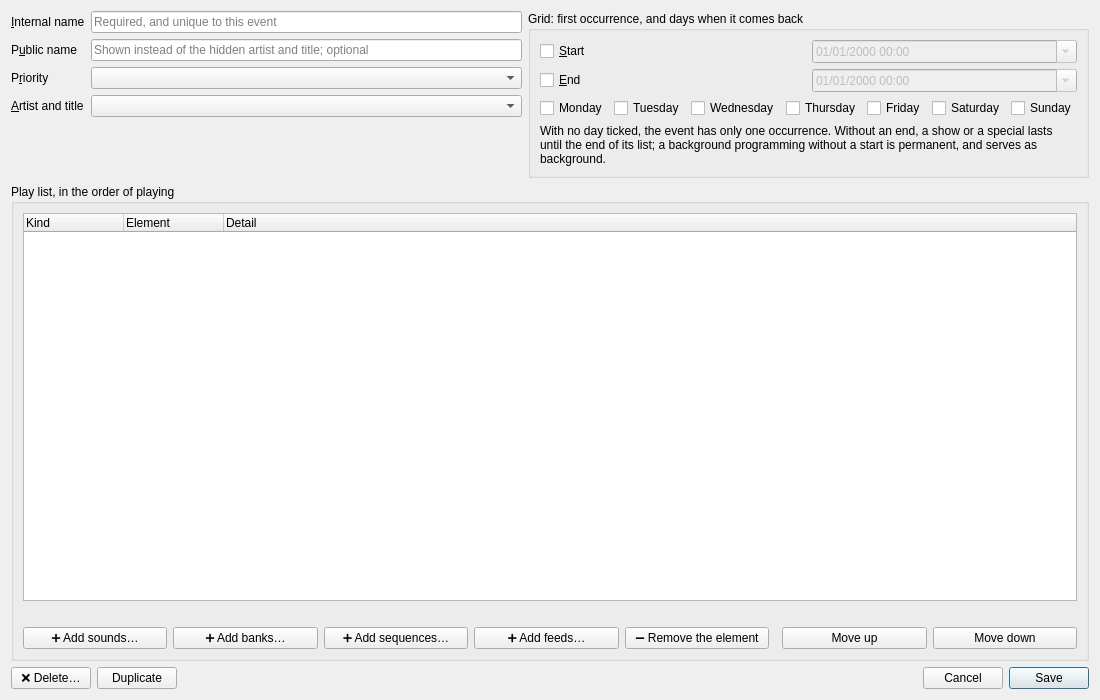
Qt form src/machincast/interface/ui/event_card.ui (dascritch/machincast) before a commit.
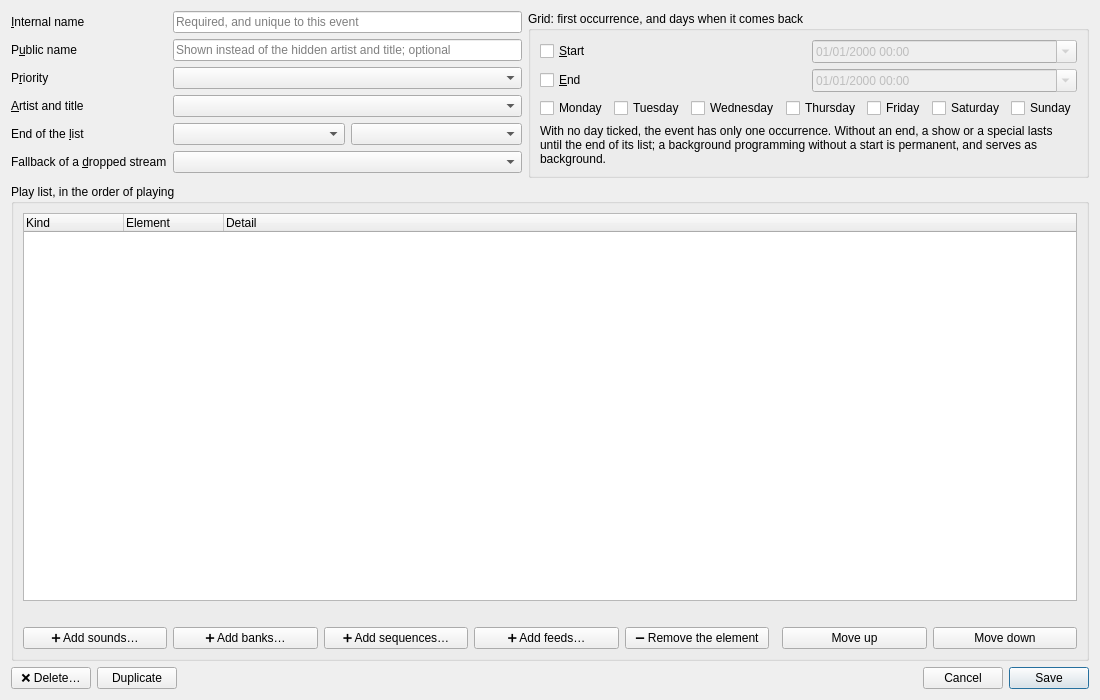
The same form after that commit.

Commit message: Événement : ce qui suit la fin de sa liste, et le secours d'un stream tombé (#350)

```diff
--- a/src/machincast/interface/ui/event_card.ui
+++ b/src/machincast/interface/ui/event_card.ui
@@ -81,6 +81,39 @@
      <item row="3" column="1">
       <widget class="QComboBox" name="hiding" />
      </item>
+     <item row="4" column="0">
+      <widget class="QLabel" name="end_of_list_caption">
+       <property name="text">
+        <string>End of the &amp;list</string>
+       </property>
+       <property name="buddy">
+        <cstring>end_of_list</cstring>
+       </property>
+      </widget>
+     </item>
+     <item row="4" column="1">
+      <layout class="QHBoxLayout" name="end_of_list_layout" stretch="1,1">
+       <item>
+        <widget class="QComboBox" name="end_of_list" />
+       </item>
+       <item>
+        <widget class="QComboBox" name="end_fallback" />
+       </item>
+      </layout>
+     </item>
+     <item row="5" column="0">
+      <widget class="QLabel" name="stream_fallback_caption">
+       <property name="text">
+        <string>Fallback of a &amp;dropped stream</string>
+       </property>
+       <property name="buddy">
+        <cstring>stream_fallback</cstring>
+       </property>
+      </widget>
+     </item>
+     <item row="5" column="1">
+      <widget class="QComboBox" name="stream_fallback" />
+     </item>
     </layout>
      </item>
      <item>
```
The commit also changes 19 other files.
